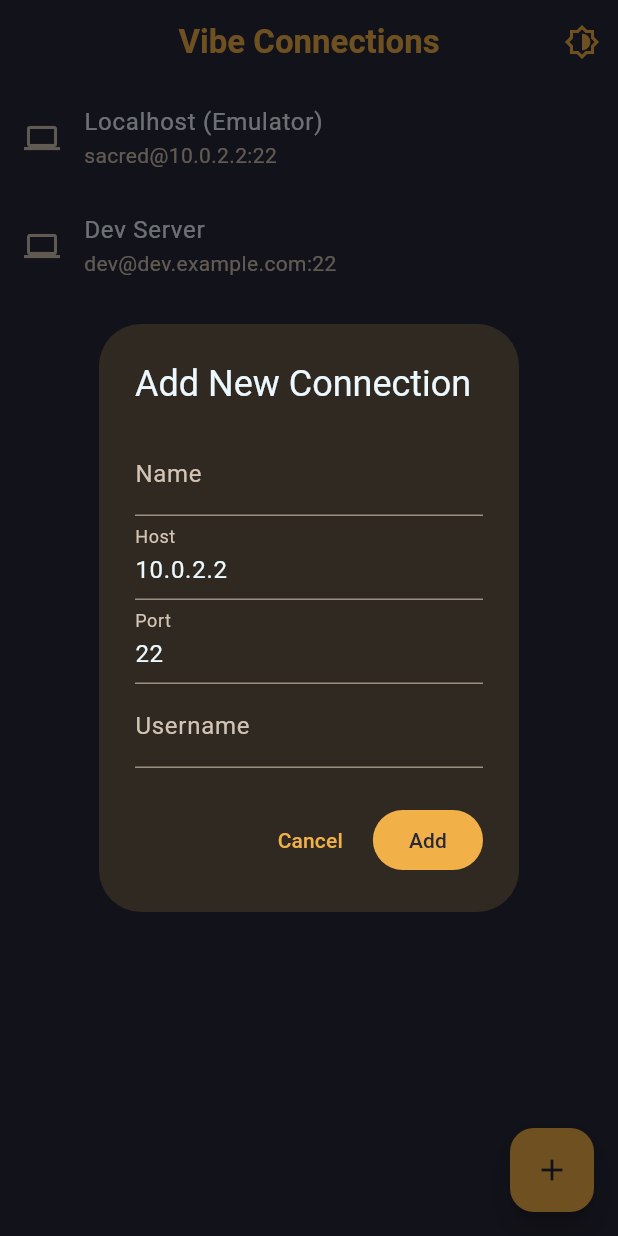
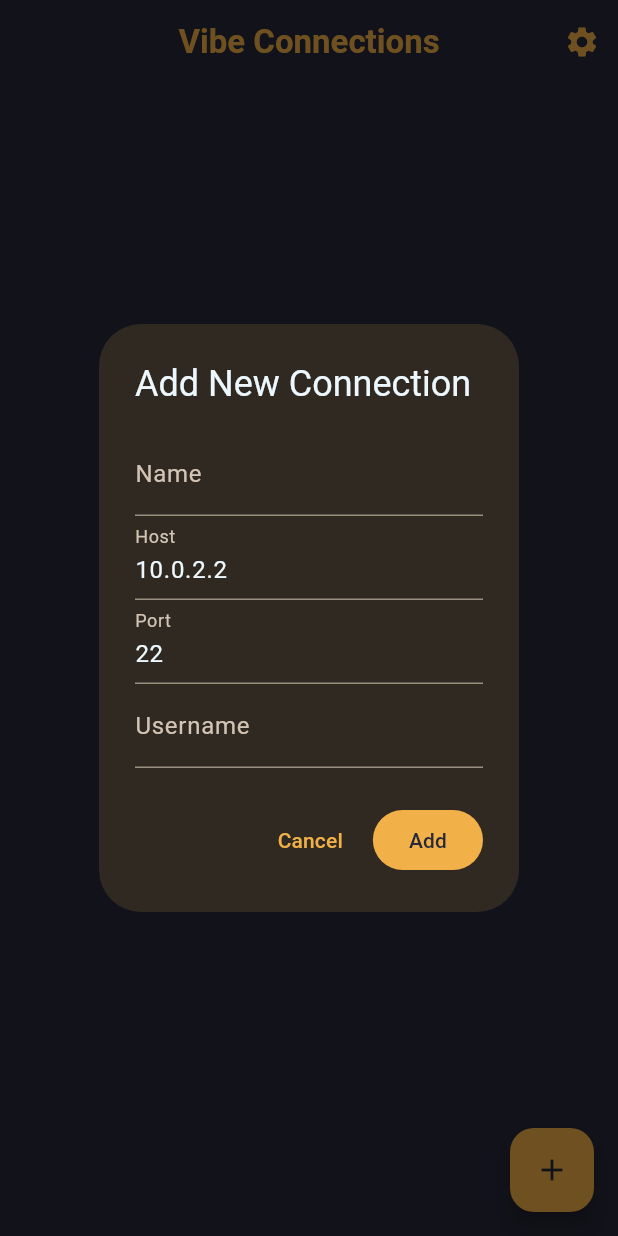
Before and after one commit to SacredNightmare99/vibe-mobile, a Flutter app: the screen it shows after launch, after a tap on the "add" icon, on a phone screen of 412 x 824 dp. Run offline on Flutter 3.47's test engine with Material 3 defaults, Android fonts, the phone set to English and light mode, and no system bars; our stand-ins replace equatable, flutter_bloc, get_it, hive, hive_flutter; missing offline and left inert: dartssh2, xterm; accounts and stored records are empty.

Commit message:
integrated hive + settings feature

```diff
--- a/lib/app.dart
+++ b/lib/app.dart
@@ -2,9 +2,9 @@ import 'package:flutter/material.dart';
 import 'package:flutter_bloc/flutter_bloc.dart';
 import 'package:vibe/core/di/injector.dart';
 import 'package:vibe/core/theme/app_theme.dart';
-import 'package:vibe/core/theme/cubit/theme_cubit.dart';
 import 'package:vibe/features/connections/presentation/bloc/connection_bloc.dart';
 import 'package:vibe/features/connections/presentation/pages/connection_page.dart';
+import 'package:vibe/features/settings/presentation/bloc/settings_bloc.dart';
 import 'package:vibe/features/terminal/presentation/bloc/terminal_bloc.dart';
 
 class VibeApp extends StatelessWidget {
@@ -14,12 +14,15 @@ class VibeApp extends StatelessWidget {
   Widget build(BuildContext context) {
     return MultiBlocProvider(
       providers: [
-        BlocProvider(create: (_) => ThemeCubit()),
+        BlocProvider(create: (_) => sl<SettingsBloc>()..add(LoadSettings())),
         BlocProvider(create: (_) => sl<ConnectionBloc>()),
         BlocProvider(create: (_) => sl<TerminalBloc>()),
       ],
-      child: BlocBuilder<ThemeCubit, ThemeMode>(
-        builder: (context, themeMode) {
+      child: BlocBuilder<SettingsBloc, SettingsState>(
+        builder: (context, state) {
+          final themeMode = state is SettingsLoaded
+              ? state.settings.themeMode
+              : ThemeMode.dark;
           return MaterialApp(
             debugShowCheckedModeBanner: false,
             title: "Vibe",
--- a/lib/core/di/injector.dart
+++ b/lib/core/di/injector.dart
@@ -1,6 +1,7 @@
 import 'package:get_it/get_it.dart';
 import 'package:vibe/core/network/ssh_manager.dart';
 import 'package:vibe/features/connections/di/connections_injection.dart';
+import 'package:vibe/features/settings/di/settings_injection.dart';
 import 'package:vibe/features/terminal/di/terminal_injection.dart';
 
 final sl = GetIt.instance;
@@ -12,4 +13,5 @@ Future<void> init() async {
   // Features
   await initConnectionsFeature();
   await initTerminalFeature();
+  await initSettingsFeature();
 }
--- a/lib/core/theme/cubit/theme_cubit.dart
+++ /dev/null
@@ -1,11 +0,0 @@
-import 'package:flutter/material.dart';
-import 'package:flutter_bloc/flutter_bloc.dart';
-
-class ThemeCubit extends Cubit<ThemeMode> {
-  // Set the initial theme to dark
-  ThemeCubit() : super(ThemeMode.dark);
-
-  void toggleTheme() {
-    emit(state == ThemeMode.dark ? ThemeMode.light : ThemeMode.dark);
-  }
-}
--- a/lib/features/connections/data/repositories/connection_repository_impl.dart
+++ b/lib/features/connections/data/repositories/connection_repository_impl.dart
@@ -1,42 +1,26 @@
+import 'package:hive/hive.dart';
 import 'package:vibe/core/network/ssh_manager.dart';
+import 'package:vibe/features/connections/data/models/connection_model.dart';
 import 'package:vibe/features/connections/domain/entities/connection.dart';
 import 'package:vibe/features/connections/domain/repositories/connection_repository.dart';
 
 class ConnectionRepositoryImpl implements ConnectionRepository {
   final SshManager sshManager;
+  final Box<ConnectionModel> connectionBox;
 
-  // For now, simulate persistence
-  final List<Connection> _savedConnections = [
-    const Connection(
-      id: '1',
-      name: 'Localhost (Emulator)',
-      host: '10.0.2.2',
-      port: 22,
-      username: 'sacred',
-    ),
-    const Connection(
-      id: '2',
-      name: 'Dev Server',
-      host: 'dev.example.com',
-      port: 22,
-      username: 'dev',
-    ),
-  ];
-
-  ConnectionRepositoryImpl(this.sshManager);
+  ConnectionRepositoryImpl(this.sshManager, this.connectionBox);
 
   @override
   Future<List<Connection>> getAllConnections() async {
-    await Future.delayed(const Duration(milliseconds: 300));
-    return List.unmodifiable(_savedConnections);
+    return connectionBox.values.map((model) => model.toEntity()).toList();
   }
 
   @override
   Future<void> addConnection(Connection connection) async {
-    final newConnection = connection.copyWith(
+    final newConnectionModel = ConnectionModel.fromEntity(connection).copyWith(
       id: DateTime.now().millisecondsSinceEpoch.toString(),
     );
-    _savedConnections.add(newConnection);
+    await connectionBox.put(newConnectionModel.id, newConnectionModel);
   }
 
   @override
--- a/lib/features/connections/di/connections_injection.dart
+++ b/lib/features/connections/di/connections_injection.dart
@@ -1,4 +1,6 @@
 import 'package:get_it/get_it.dart';
+import 'package:hive/hive.dart';
+import 'package:vibe/features/connections/data/models/connection_model.dart';
 import 'package:vibe/features/connections/data/repositories/connection_repository_impl.dart';
 import 'package:vibe/features/connections/domain/repositories/connection_repository.dart';
 import 'package:vibe/features/connections/domain/usecases/add_connection.dart';
@@ -10,9 +12,13 @@ import 'package:vibe/features/connections/presentation/bloc/connection_bloc.dart
 final sl = GetIt.instance;
 
 Future<void> initConnectionsFeature() async {
+  //- Data sources
+  final connectionBox = await Hive.openBox<ConnectionModel>('connections');
+  sl.registerLazySingleton<Box<ConnectionModel>>(() => connectionBox);
+
   // Repository
   sl.registerLazySingleton<ConnectionRepository>(
-    () => ConnectionRepositoryImpl(sl()),
+    () => ConnectionRepositoryImpl(sl(), sl()),
   );
 
   // Use cases
--- a/lib/features/connections/presentation/pages/connection_page.dart
+++ b/lib/features/connections/presentation/pages/connection_page.dart
@@ -1,11 +1,11 @@
 import 'package:flutter/material.dart' hide ConnectionState;
 import 'package:flutter_bloc/flutter_bloc.dart';
-import 'package:vibe/core/theme/cubit/theme_cubit.dart';
 import 'package:vibe/features/connections/presentation/bloc/connection_bloc.dart';
 import 'package:vibe/features/connections/presentation/widgets/add_connection_dialog.dart';
 import 'package:vibe/features/connections/presentation/widgets/connection_list.dart';
 import 'package:vibe/features/connections/presentation/widgets/loading_overlay.dart';
 import 'package:vibe/features/connections/presentation/widgets/password_prompt_dialog.dart';
+import 'package:vibe/features/settings/presentation/pages/settings_page.dart';
 import 'package:vibe/features/terminal/presentation/pages/terminal_page.dart';
 
 class ConnectionPage extends StatefulWidget {
@@ -33,10 +33,12 @@ class _ConnectionPageState extends State<ConnectionPage> {
           actions: [
             IconButton(
               onPressed: () {
-                context.read<ThemeCubit>().toggleTheme();
+                Navigator.of(
+                  context,
+                ).push(MaterialPageRoute(builder: (_) => const SettingsPage()));
               },
-              icon: Icon(Icons.brightness_6_outlined),
-              tooltip: 'Toggle Theme',
+              icon: const Icon(Icons.settings),
+              tooltip: 'Settings',
             ),
           ],
         ),
--- /dev/null
+++ b/lib/features/settings/data/repositories/settings_repository_impl.dart
@@ -0,0 +1,26 @@
+import 'package:flutter/material.dart';
+import 'package:hive/hive.dart';
+import 'package:vibe/features/settings/domain/entities/settings.dart';
+import 'package:vibe/features/settings/domain/repositories/settings_repository.dart';
+
+class SettingsRepositoryImpl implements SettingsRepository {
+  final Box<Settings> settingsBox;
+
+  SettingsRepositoryImpl(this.settingsBox);
+
+  @override
+  Future<Settings> getSettings() async {
+    // There should only ever be one settings object, stored at a known key.
+    final settings = settingsBox.get('settings');
+    if (settings == null) {
+      // If no settings exist, return default settings.
+      return const Settings(themeMode: ThemeMode.dark);
+    }
+    return settings;
+  }
+
+  @override
+  Future<void> saveSettings(Settings settings) async {
+    await settingsBox.put('settings', settings);
+  }
+}
--- /dev/null
+++ b/lib/features/settings/di/settings_injection.dart
@@ -0,0 +1,28 @@
+import 'package:get_it/get_it.dart';
+import 'package:hive/hive.dart';
+import 'package:vibe/features/settings/data/repositories/settings_repository_impl.dart';
+import 'package:vibe/features/settings/domain/entities/settings.dart';
+import 'package:vibe/features/settings/domain/repositories/settings_repository.dart';
+import 'package:vibe/features/settings/domain/usecases/get_settings.dart';
+import 'package:vibe/features/settings/domain/usecases/save_settings.dart';
+import 'package:vibe/features/settings/presentation/bloc/settings_bloc.dart';
+
+final sl = GetIt.instance;
+
+Future<void> initSettingsFeature() async {
+  //- Data sources
+  final settingsBox = await Hive.openBox<Settings>('settings');
+  sl.registerLazySingleton<Box<Settings>>(() => settingsBox);
+
+  // Repository
+  sl.registerLazySingleton<SettingsRepository>(
+    () => SettingsRepositoryImpl(sl()),
+  );
+
+  // Use cases
+  sl.registerLazySingleton(() => GetSettings(sl()));
+  sl.registerLazySingleton(() => SaveSettings(sl()));
+
+  // Bloc
+  sl.registerFactory(() => SettingsBloc(sl(), sl()));
+}
--- /dev/null
+++ b/lib/features/settings/domain/entities/settings.dart
@@ -0,0 +1,20 @@
+import 'package:equatable/equatable.dart';
+import 'package:flutter/material.dart';
+import 'package:hive/hive.dart';
+
+part 'settings.g.dart';
+
+@HiveType(typeId: 1)
+class Settings extends Equatable {
+  @HiveField(0)
+  final ThemeMode themeMode;
+
+  const Settings({required this.themeMode});
+
+  @override
+  List<Object?> get props => [themeMode];
+
+  Settings copyWith({ThemeMode? themeMode}) {
+    return Settings(themeMode: themeMode ?? this.themeMode);
+  }
+}
--- /dev/null
+++ b/lib/features/settings/domain/repositories/settings_repository.dart
@@ -0,0 +1,6 @@
+import 'package:vibe/features/settings/domain/entities/settings.dart';
+
+abstract class SettingsRepository {
+  Future<Settings> getSettings();
+  Future<void> saveSettings(Settings settings);
+}
--- /dev/null
+++ b/lib/features/settings/domain/usecases/get_settings.dart
@@ -0,0 +1,10 @@
+import 'package:vibe/features/settings/domain/entities/settings.dart';
+import 'package:vibe/features/settings/domain/repositories/settings_repository.dart';
+
+class GetSettings {
+  final SettingsRepository repository;
+
+  GetSettings(this.repository);
+
+  Future<Settings> call() => repository.getSettings();
+}
--- /dev/null
+++ b/lib/features/settings/domain/usecases/save_settings.dart
@@ -0,0 +1,10 @@
+import 'package:vibe/features/settings/domain/entities/settings.dart';
+import 'package:vibe/features/settings/domain/repositories/settings_repository.dart';
+
+class SaveSettings {
+  final SettingsRepository repository;
+
+  SaveSettings(this.repository);
+
+  Future<void> call(Settings settings) => repository.saveSettings(settings);
+}
--- /dev/null
+++ b/lib/features/settings/presentation/bloc/settings_bloc.dart
@@ -0,0 +1,41 @@
+import 'package:flutter_bloc/flutter_bloc.dart';
+import 'package:vibe/features/settings/domain/entities/settings.dart';
+import 'package:vibe/features/settings/domain/usecases/get_settings.dart';
+import 'package:vibe/features/settings/domain/usecases/save_settings.dart';
+import 'package:equatable/equatable.dart';
+import 'package:flutter/material.dart';
+
+part 'settings_event.dart';
+part 'settings_state.dart';
+
+class SettingsBloc extends Bloc<SettingsEvent, SettingsState> {
+  final GetSettings _getSettings;
+  final SaveSettings _saveSettings;
+
+  SettingsBloc(this._getSettings, this._saveSettings)
+      : super(const SettingsInitial()) {
+    on<LoadSettings>(_onLoadSettings);
+    on<ToggleTheme>(_onToggleTheme);
+  }
+
+  Future<void> _onLoadSettings(
+    LoadSettings event,
+    Emitter<SettingsState> emit,
+  ) async {
+    final settings = await _getSettings();
+    emit(SettingsLoaded(settings: settings));
+  }
+
+  Future<void> _onToggleTheme(
+    ToggleTheme event,
+    Emitter<SettingsState> emit,
+  ) async {
+    final currentSettings = await _getSettings();
+    final newThemeMode = currentSettings.themeMode == ThemeMode.dark
+        ? ThemeMode.light
+        : ThemeMode.dark;
+    final newSettings = currentSettings.copyWith(themeMode: newThemeMode);
+    await _saveSettings(newSettings);
+    emit(SettingsLoaded(settings: newSettings));
+  }
+}
--- /dev/null
+++ b/lib/features/settings/presentation/bloc/settings_event.dart
@@ -0,0 +1,12 @@
+part of 'settings_bloc.dart';
+
+abstract class SettingsEvent extends Equatable {
+  const SettingsEvent();
+
+  @override
+  List<Object> get props => [];
+}
+
+class LoadSettings extends SettingsEvent {}
+
+class ToggleTheme extends SettingsEvent {}
--- /dev/null
+++ b/lib/features/settings/presentation/bloc/settings_state.dart
@@ -0,0 +1,21 @@
+part of 'settings_bloc.dart';
+
+abstract class SettingsState extends Equatable {
+  const SettingsState();
+
+  @override
+  List<Object> get props => [];
+}
+
+class SettingsInitial extends SettingsState {
+  const SettingsInitial();
+}
+
+class SettingsLoaded extends SettingsState {
+  final Settings settings;
+
+  const SettingsLoaded({required this.settings});
+
+  @override
+  List<Object> get props => [settings];
+}
--- a/lib/main.dart
+++ b/lib/main.dart
@@ -1,11 +1,20 @@
 import 'package:flutter/material.dart';
+import 'package:hive_flutter/hive_flutter.dart';
 import 'package:vibe/app.dart';
 import 'package:vibe/core/di/injector.dart' as sl;
+import 'package:vibe/features/connections/data/models/connection_model.dart';
+import 'package:vibe/features/settings/data/models/theme_mode_adapter.dart';
+import 'package:vibe/features/settings/domain/entities/settings.dart';
 
 void main() async {
   WidgetsFlutterBinding.ensureInitialized();
 
+  await Hive.initFlutter();
+  Hive.registerAdapter(ConnectionModelAdapter());
+  Hive.registerAdapter(SettingsAdapter());
+  Hive.registerAdapter(ThemeModeAdapter());
+
   await sl.init();
 
-  runApp(VibeApp());
+  runApp(const VibeApp());
 }
--- a/pubspec.yaml
+++ b/pubspec.yaml
@@ -18,6 +18,9 @@ dependencies:
   dartssh2: ^2.13.0
   xterm: ^4.0.0
   equatable: ^2.0.7
+  hive: ^2.2.3
+  hive_flutter: ^1.1.0
+  build_runner: ^2.4.13
 
 dev_dependencies:
   flutter_test:
@@ -26,6 +29,7 @@ dev_dependencies:
   flutter_lints: ^6.0.0
   mocktail: ^1.0.4
   bloc_test: ^10.0.0
+  hive_generator: ^2.0.1
 
 
 # The following section is specific to Flutter packages.
```
Also changed, not shown: lib/features/connections/data/models/connection_model.dart (added, +76 -0 lines), lib/features/settings/data/models/theme_mode_adapter.dart (added, +36 -0 lines), lib/features/settings/presentation/pages/settings_page.dart (added, +38 -0 lines), lib/features/connections/data/models/connection_model.g.dart (added), lib/features/settings/domain/entities/settings.g.dart (added), pubspec.lock.
